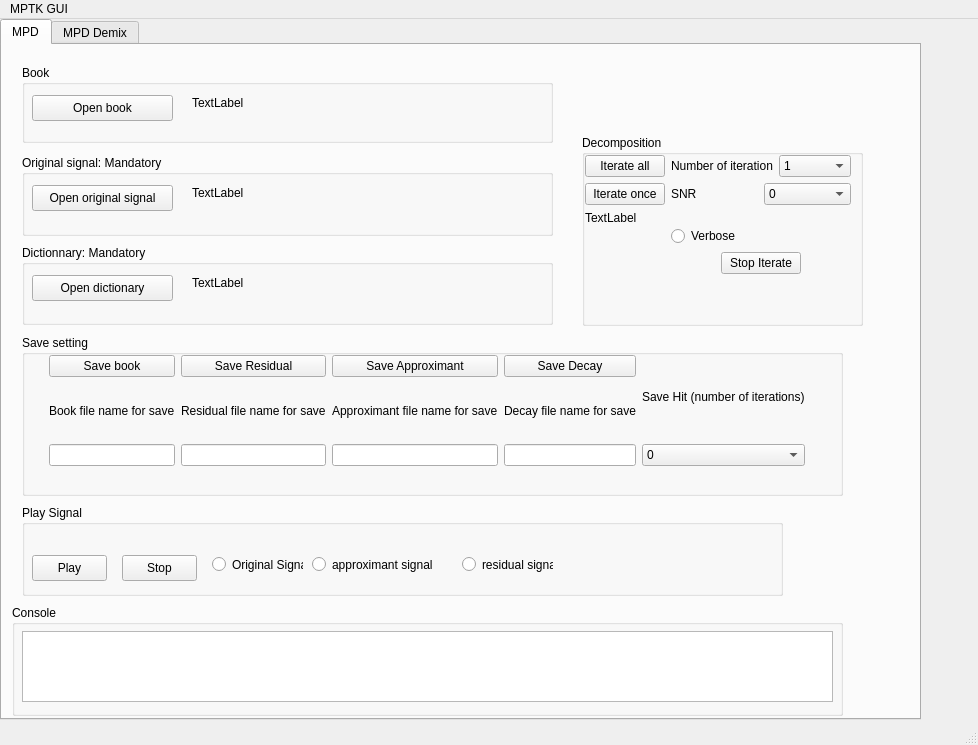
Qt form src/gui/Qt/presentation/MPTK_GUI_APP.ui (ltfat/fastmpwithmultigabor) before a commit.
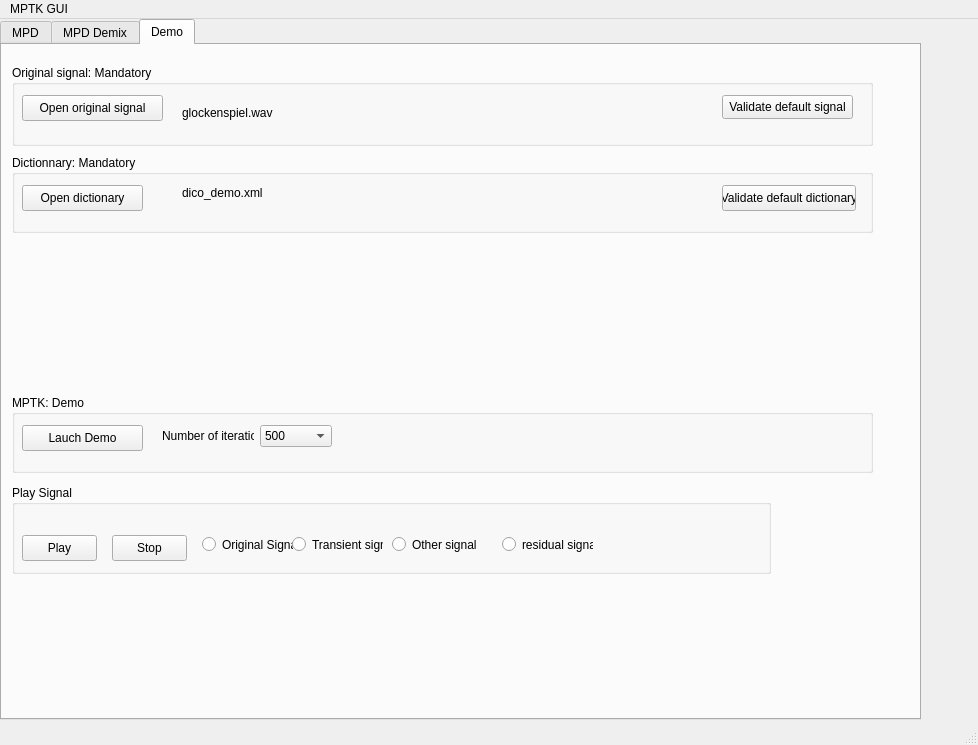
The same form after that commit. The open tabs and pages were chosen to show the change. Icons and pictures are not drawn.

Commit message: Add demo in mptk GUI

```diff
--- a/src/gui/Qt/presentation/MPTK_GUI_APP.ui
+++ b/src/gui/Qt/presentation/MPTK_GUI_APP.ui
@@ -1830,6 +1830,389 @@
          </widget>
         </widget>
        </widget>
+       <widget class="QWidget" name="tab_demo" >
+        <attribute name="title" >
+         <string>Demo</string>
+        </attribute>
+        <widget class="QWidget" name="verticalLayout_3" >
+         <property name="geometry" >
+          <rect>
+           <x>10</x>
+           <y>20</y>
+           <width>861</width>
+           <height>81</height>
+          </rect>
+         </property>
+         <layout class="QVBoxLayout" >
+          <item>
+           <widget class="QGroupBox" name="groupBox_15" >
+            <property name="title" >
+             <string>Original signal: Mandatory</string>
+            </property>
+            <widget class="QPushButton" name="btnOpenSig_2" >
+             <property name="geometry" >
+              <rect>
+               <x>10</x>
+               <y>30</y>
+               <width>141</width>
+               <height>26</height>
+              </rect>
+             </property>
+             <property name="toolTip" >
+              <string>open</string>
+             </property>
+             <property name="text" >
+              <string>Open original signal</string>
+             </property>
+             <property name="icon" >
+              <iconset resource="mptkgui.qrc" >:/resouces/open_signal.xpm</iconset>
+             </property>
+             <property name="checkable" >
+              <bool>false</bool>
+             </property>
+             <property name="flat" >
+              <bool>false</bool>
+             </property>
+            </widget>
+            <widget class="QWidget" native="1" name="widget_9" >
+             <property name="geometry" >
+              <rect>
+               <x>160</x>
+               <y>20</y>
+               <width>531</width>
+               <height>41</height>
+              </rect>
+             </property>
+             <property name="autoFillBackground" >
+              <bool>false</bool>
+             </property>
+             <widget class="QLabel" name="labelOriginalSignalDemo" >
+              <property name="geometry" >
+               <rect>
+                <x>10</x>
+                <y>20</y>
+                <width>521</width>
+                <height>16</height>
+               </rect>
+              </property>
+              <property name="text" >
+               <string>glockenspiel.wav</string>
+              </property>
+             </widget>
+            </widget>
+            <widget class="QPushButton" name="btnOpenDefaultSig" >
+             <property name="geometry" >
+              <rect>
+               <x>710</x>
+               <y>30</y>
+               <width>131</width>
+               <height>24</height>
+              </rect>
+             </property>
+             <property name="text" >
+              <string>Validate default signal</string>
+             </property>
+            </widget>
+           </widget>
+          </item>
+         </layout>
+        </widget>
+        <widget class="QGroupBox" name="groupBox_16" >
+         <property name="geometry" >
+          <rect>
+           <x>10</x>
+           <y>110</y>
+           <width>861</width>
+           <height>78</height>
+          </rect>
+         </property>
+         <property name="title" >
+          <string>Dictionnary: Mandatory</string>
+         </property>
+         <widget class="QPushButton" name="btnValidateDefautlDict" >
+          <property name="geometry" >
+           <rect>
+            <x>710</x>
+            <y>30</y>
+            <width>134</width>
+            <height>26</height>
+           </rect>
+          </property>
+          <property name="toolTip" >
+           <string>open</string>
+          </property>
+          <property name="text" >
+           <string>Validate default dictionary</string>
+          </property>
+          <property name="icon" >
+           <iconset/>
+          </property>
+          <property name="checkable" >
+           <bool>false</bool>
+          </property>
+          <property name="flat" >
+           <bool>false</bool>
+          </property>
+         </widget>
+         <widget class="QWidget" native="1" name="widget_10" >
+          <property name="geometry" >
+           <rect>
+            <x>160</x>
+            <y>20</y>
+            <width>371</width>
+            <height>41</height>
+           </rect>
+          </property>
+          <property name="autoFillBackground" >
+           <bool>false</bool>
+          </property>
+          <widget class="QLabel" name="labelDictDemixDemo" >
+           <property name="geometry" >
+            <rect>
+             <x>10</x>
+             <y>10</y>
+             <width>241</width>
+             <height>16</height>
+            </rect>
+           </property>
+           <property name="text" >
+            <string>dico_demo.xml</string>
+           </property>
+          </widget>
+         </widget>
+         <widget class="QPushButton" name="btnOpenDictDemix_2" >
+          <property name="geometry" >
+           <rect>
+            <x>10</x>
+            <y>30</y>
+            <width>121</width>
+            <height>26</height>
+           </rect>
+          </property>
+          <property name="toolTip" >
+           <string>open</string>
+          </property>
+          <property name="text" >
+           <string>Open dictionary</string>
+          </property>
+          <property name="icon" >
+           <iconset resource="mptkgui.qrc" >:/resouces/open.xpm</iconset>
+          </property>
+          <property name="checkable" >
+           <bool>false</bool>
+          </property>
+          <property name="flat" >
+           <bool>false</bool>
+          </property>
+         </widget>
+        </widget>
+        <widget class="QGroupBox" name="groupBox_17" >
+         <property name="geometry" >
+          <rect>
+           <x>10</x>
+           <y>350</y>
+           <width>861</width>
+           <height>78</height>
+          </rect>
+         </property>
+         <property name="title" >
+          <string>MPTK: Demo</string>
+         </property>
+         <widget class="QPushButton" name="btnLauchDemo" >
+          <property name="geometry" >
+           <rect>
+            <x>10</x>
+            <y>30</y>
+            <width>121</width>
+            <height>26</height>
+           </rect>
+          </property>
+          <property name="toolTip" >
+           <string>open</string>
+          </property>
+          <property name="text" >
+           <string>Lauch Demo</string>
+          </property>
+          <property name="icon" >
+           <iconset/>
+          </property>
+          <property name="checkable" >
+           <bool>false</bool>
+          </property>
+          <property name="flat" >
+           <bool>false</bool>
+          </property>
+         </widget>
+         <widget class="QWidget" name="layoutWidget" >
+          <property name="geometry" >
+           <rect>
+            <x>150</x>
+            <y>30</y>
+            <width>170</width>
+            <height>22</height>
+           </rect>
+          </property>
+          <layout class="QHBoxLayout" >
+           <item>
+            <widget class="QLabel" name="label_15" >
+             <property name="text" >
+              <string>Number of iteration</string>
+             </property>
+            </widget>
+           </item>
+           <item>
+            <widget class="QComboBox" name="comboBoxNumIterDemo" >
+             <item>
+              <property name="text" >
+               <string>500</string>
+              </property>
+             </item>
+             <item>
+              <property name="text" >
+               <string>1000</string>
+              </property>
+             </item>
+             <item>
+              <property name="text" >
+               <string>5000</string>
+              </property>
+             </item>
+             <item>
+              <property name="text" >
+               <string>10000</string>
+              </property>
+             </item>
+             <item>
+              <property name="text" >
+               <string>50000</string>
+              </property>
+             </item>
+             <item>
+              <property name="text" >
+               <string>100000</string>
+              </property>
+             </item>
+            </widget>
+           </item>
+          </layout>
+         </widget>
+        </widget>
+        <widget class="QGroupBox" name="groupBox_18" >
+         <property name="geometry" >
+          <rect>
+           <x>10</x>
+           <y>440</y>
+           <width>759</width>
+           <height>89</height>
+          </rect>
+         </property>
+         <property name="title" >
+          <string>Play Signal</string>
+         </property>
+         <widget class="QPushButton" name="btnPlayDemo" >
+          <property name="geometry" >
+           <rect>
+            <x>10</x>
+            <y>50</y>
+            <width>75</width>
+            <height>26</height>
+           </rect>
+          </property>
+          <property name="toolTip" >
+           <string>open</string>
+          </property>
+          <property name="text" >
+           <string>Play</string>
+          </property>
+          <property name="icon" >
+           <iconset>resouces/player_play.png</iconset>
+          </property>
+          <property name="checkable" >
+           <bool>false</bool>
+          </property>
+          <property name="flat" >
+           <bool>false</bool>
+          </property>
+         </widget>
+         <widget class="QRadioButton" name="radioButtonOriDemo" >
+          <property name="geometry" >
+           <rect>
+            <x>190</x>
+            <y>50</y>
+            <width>91</width>
+            <height>19</height>
+           </rect>
+          </property>
+          <property name="text" >
+           <string>Original Signal</string>
+          </property>
+         </widget>
+         <widget class="QRadioButton" name="radioButtonResiDemo" >
+          <property name="geometry" >
+           <rect>
+            <x>490</x>
+            <y>50</y>
+            <width>91</width>
+            <height>19</height>
+           </rect>
+          </property>
+          <property name="text" >
+           <string>residual signal</string>
+          </property>
+         </widget>
+         <widget class="QPushButton" name="btnStopDemo" >
+          <property name="geometry" >
+           <rect>
+            <x>100</x>
+            <y>50</y>
+            <width>75</width>
+            <height>26</height>
+           </rect>
+          </property>
+          <property name="toolTip" >
+           <string>open</string>
+          </property>
+          <property name="text" >
+           <string>Stop</string>
+          </property>
+          <property name="icon" >
+           <iconset>resouces/player_stop.png</iconset>
+          </property>
+          <property name="checkable" >
+           <bool>false</bool>
+          </property>
+          <property name="flat" >
+           <bool>false</bool>
+          </property>
+         </widget>
+         <widget class="QRadioButton" name="radioButtonTransiDemo" >
+          <property name="geometry" >
+           <rect>
+            <x>280</x>
+            <y>50</y>
+            <width>91</width>
+            <height>19</height>
+           </rect>
+          </property>
+          <property name="text" >
+           <string>Transient signal</string>
+          </property>
+         </widget>
+         <widget class="QRadioButton" name="radioButtonOtherDemo" >
+          <property name="geometry" >
+           <rect>
+            <x>380</x>
+            <y>50</y>
+            <width>91</width>
+            <height>19</height>
+           </rect>
+          </property>
+          <property name="text" >
+           <string>Other signal</string>
+          </property>
+         </widget>
+        </widget>
+       </widget>
       </widget>
      </item>
     </layout>
```
The commit also changes 5 other files.
